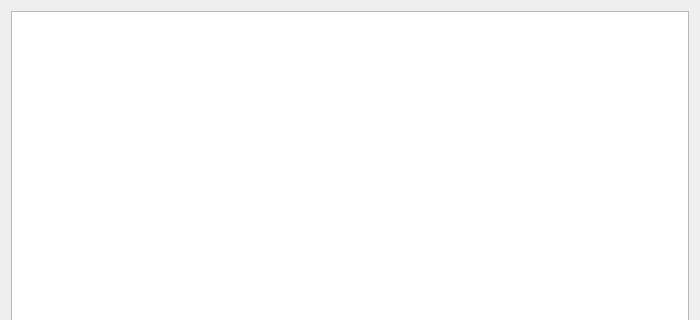
This is Client/chat.ui in 23Lm-star/QT- as Qt 5 draws it before an edit; both pictures show x 0 to 700 and y 0 to 320 of the 700 by 550 pixel window. The edited form follows.
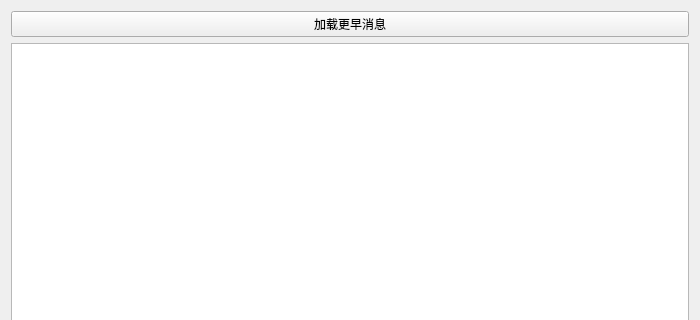
This is the edited form. Icons and pictures are not drawn.

The edit to the form file:
```diff
--- a/Client/chat.ui
+++ b/Client/chat.ui
@@ -20,6 +20,13 @@
   <layout class="QGridLayout" name="gridLayout">
    <item row="0" column="0">
     <layout class="QVBoxLayout" name="verticalLayout">
+     <item>
+      <widget class="QPushButton" name="loadEarlier_PB">
+       <property name="text">
+        <string>加载更早消息</string>
+       </property>
+      </widget>
+     </item>
      <item>
       <widget class="QTextEdit" name="show_TE"/>
      </item>
```
